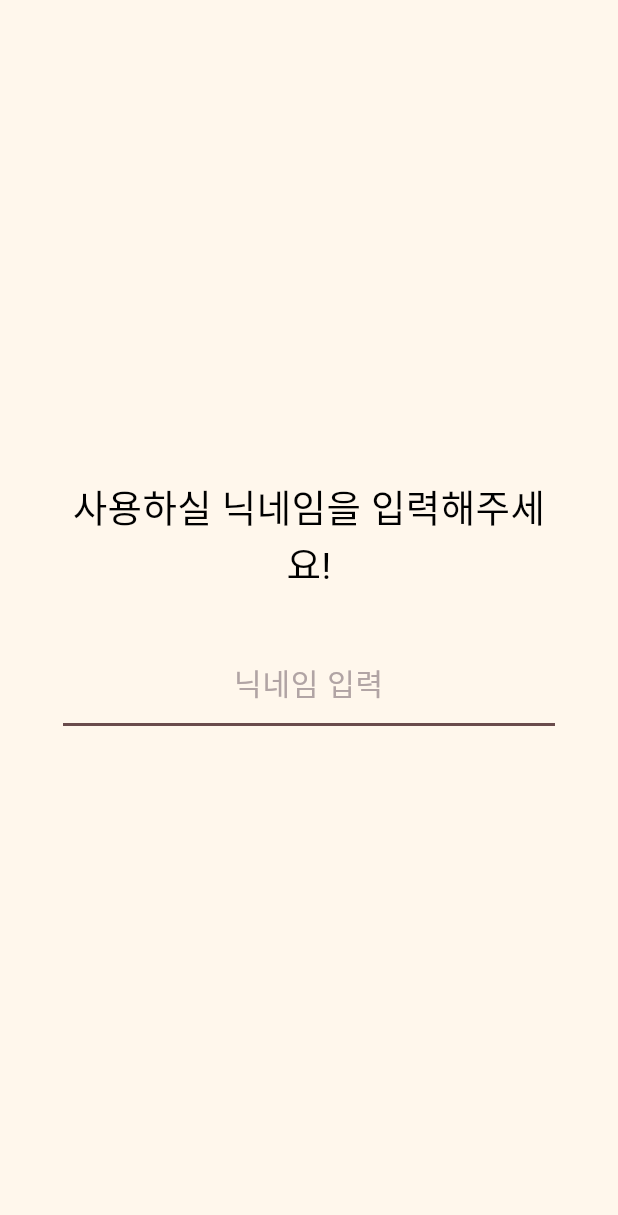
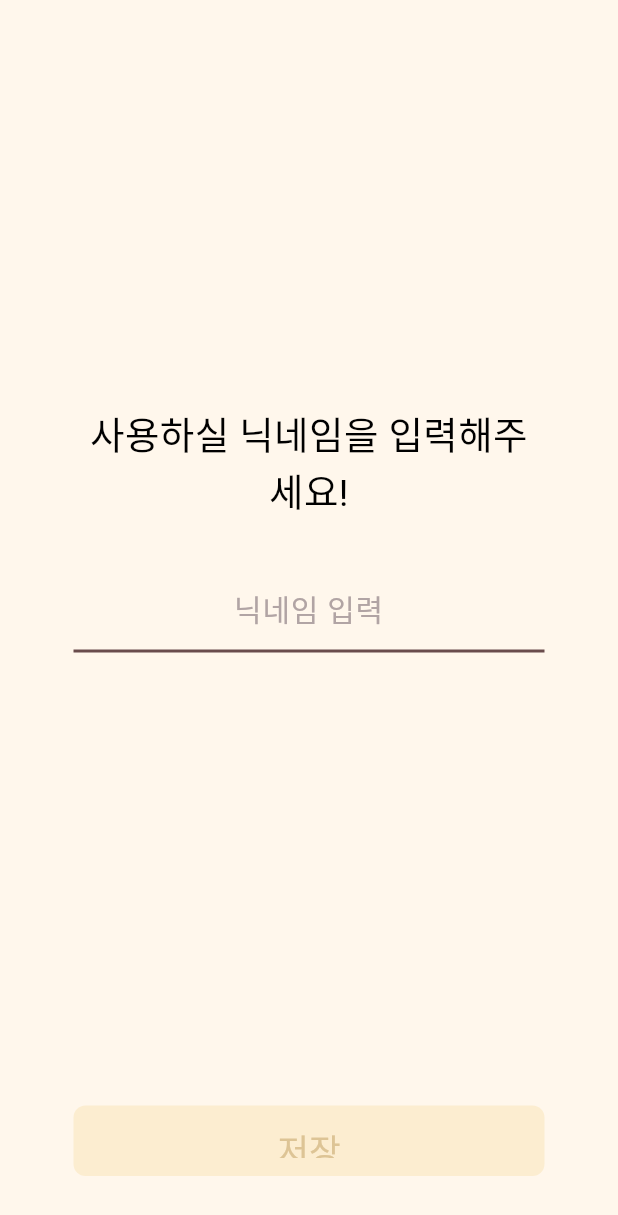
Before and after one commit to Team-Gifty/Gifty_Flutter, a Flutter app: the NicknamePage screen opened directly, on a phone screen of 412 x 824 dp. Shown: the top 1215 px of the screen. Run offline on Flutter 3.47's test engine with Material 3 defaults, Android fonts, the phone set to English and light mode, and no system bars; our stand-ins replace flutter_svg; Roboto replaces fonts that are missing (MemomentKkukkkuk).

Commit message:
🔖 :: 텍스트필드 상태관리

```diff
--- a/lib/presentation/nickName/nickName_page.dart
+++ b/lib/presentation/nickName/nickName_page.dart
@@ -1,20 +1,44 @@
 import 'package:flutter/material.dart';
 import 'package:gifty_flutter/core/theme/app_colors.dart';
+import 'package:gifty_flutter/presentation/widgets/gifty_button.dart';
 import 'package:gifty_flutter/presentation/widgets/gifty_text_field.dart';
 
-class NicknamePage extends StatelessWidget {
+class NicknamePage extends StatefulWidget {
   const NicknamePage({super.key});
+
+  @override
+  State<NicknamePage> createState() => _NicknamePageState();
+}
+
+class _NicknamePageState extends State<NicknamePage> {
+  final _textController = TextEditingController();
+  bool _isButtonEnabled = false;
+
+  @override
+  void initState() {
+    super.initState();
+    _textController.addListener(() {
+      setState(() {
+        _isButtonEnabled = _textController.text.isNotEmpty;
+      });
+    });
+  }
+
+  @override
+  void dispose() {
+    _textController.dispose();
+    super.dispose();
+  }
 
   @override
   Widget build(BuildContext context) {
     return Scaffold(
       backgroundColor: AppColors.background,
       body: Padding(
-        padding: const EdgeInsets.symmetric(horizontal: 42.0),
+        padding: const EdgeInsets.symmetric(horizontal: 49.0),
         child: Column(
-          crossAxisAlignment: CrossAxisAlignment.center,
           children: [
-            const SizedBox(height: 320),
+            const SizedBox(height: 271), // Adjusted height to make space for button
             const Text(
               '사용하실 닉네임을 입력해주세요!',
               textAlign: TextAlign.center,
@@ -24,9 +48,21 @@ class NicknamePage extends StatelessWidget {
               ),
             ),
             const SizedBox(height: 40),
-            const GiftyTextField(
+            GiftyTextField(
+              controller: _textController,
               hintText: '닉네임 입력',
               textAlign: TextAlign.center,
+            ),
+            const Spacer(), // Pushes the button to the bottom
+            Padding(
+              padding: const EdgeInsets.only(bottom: 40.0),
+              child: GiftyButton(
+                buttonText: '저장',
+                isEnabled: _isButtonEnabled,
+                buttonTap: () {
+                  // Handle save action
+                },
+              ),
             ),
           ],
         ),
--- a/lib/presentation/widgets/gifty_text_field.dart
+++ b/lib/presentation/widgets/gifty_text_field.dart
@@ -4,20 +4,23 @@ import 'package:gifty_flutter/core/theme/app_colors.dart';
 class GiftyTextField extends StatelessWidget {
   final String hintText;
   final TextAlign textAlign;
+  final TextEditingController? controller;
 
   const GiftyTextField({
     super.key,
     required this.hintText,
-    this.textAlign = TextAlign.start, // Default to start
+    this.textAlign = TextAlign.start,
+    this.controller,
   });
 
   @override
   Widget build(BuildContext context) {
     return TextField(
-      textAlign: textAlign, // Apply text alignment
+      controller: controller, // Pass the controller
+      textAlign: textAlign,
       decoration: InputDecoration(
-        filled: true, // Set filled to true
-        fillColor: AppColors.background, // Set the background color
+        filled: true,
+        fillColor: AppColors.background,
         hintText: hintText,
         hintStyle: const TextStyle(
           fontFamily: 'MemomentKkukkkuk',
@@ -36,7 +39,6 @@ class GiftyTextField extends StatelessWidget {
             width: 2.0,
           ),
         ),
-        // To create space between the text/hint and the underline
         contentPadding: const EdgeInsets.only(bottom: 8.0),
       ),
       cursorColor: AppColors.selectedTab,
```
